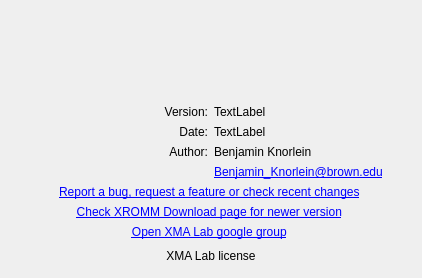
Above: src/ui/ui-files/AboutDialog.ui from XROMMPackages/xmalab before the change. Below: the same form after it.
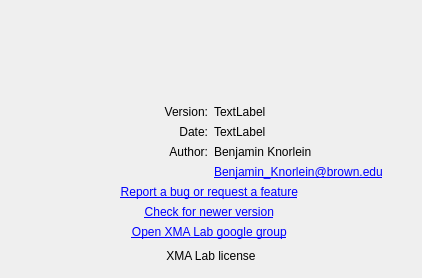
That is the form after the change. Icons and pictures are not drawn.

Commit message: Changed Links in About dialog

```diff
--- a/src/ui/ui-files/AboutDialog.ui
+++ b/src/ui/ui-files/AboutDialog.ui
@@ -76,7 +76,7 @@
      <item row="11" column="0" colspan="2">
       <widget class="QLabel" name="label_9">
        <property name="text">
-        <string>&lt;a href=&quot;https://wiki.brown.edu/confluence/display/ctx/Recent+Changes+and+DOWNLOADS&quot;&gt;Check XROMM Download page for newer version&lt;/a&gt; </string>
+        <string>&lt;a href=&quot;https://bitbucket.org/xromm/xma-lab/downloads&quot;&gt;Check for newer version&lt;/a&gt; </string>
        </property>
        <property name="alignment">
         <set>Qt::AlignCenter</set>
@@ -108,7 +108,7 @@
         </sizepolicy>
        </property>
        <property name="text">
-        <string>&lt;a href=&quot;https://docs.google.com/document/d/1QIepjaJQKrRvCiLj1_Nz2m1sGLc76wukp6sla7z7dpc/edit?usp=sharing&quot;&gt;Report a bug, request a feature or check recent changes&lt;/a&gt; </string>
+        <string>&lt;a href=&quot;https://bitbucket.org/xromm/xma-lab/issues/new&quot;&gt;Report a bug or request a feature&lt;/a&gt; </string>
        </property>
        <property name="alignment">
         <set>Qt::AlignCenter</set>
```
